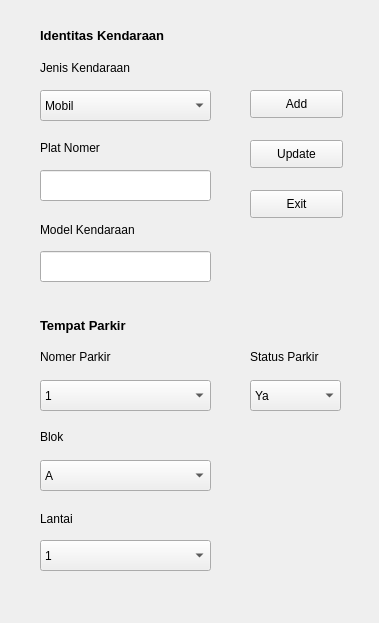
Qt form FrmDataKen.ui (FarchanS/PBE-kel5-apartment) before a commit.
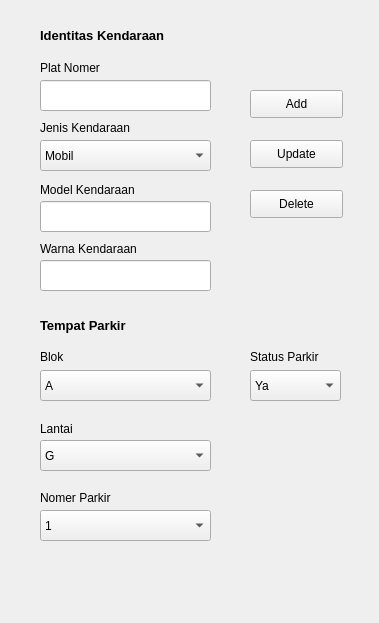
The same form after that commit.

Commit message: add warna n re-arrange position of field

The edit to the form file:
```diff
--- a/FrmDataKen.ui
+++ b/FrmDataKen.ui
@@ -17,7 +17,7 @@
    <property name="geometry">
     <rect>
      <x>40</x>
-     <y>170</y>
+     <y>80</y>
      <width>171</width>
      <height>31</height>
     </rect>
@@ -27,7 +27,7 @@
    <property name="geometry">
     <rect>
      <x>40</x>
-     <y>251</y>
+     <y>201</y>
      <width>171</width>
      <height>31</height>
     </rect>
@@ -56,14 +56,14 @@
     </rect>
    </property>
    <property name="text">
-    <string>Exit</string>
+    <string>Delete</string>
    </property>
   </widget>
   <widget class="QLabel" name="label">
    <property name="geometry">
     <rect>
      <x>40</x>
-     <y>60</y>
+     <y>120</y>
      <width>101</width>
      <height>16</height>
     </rect>
@@ -76,7 +76,7 @@
    <property name="geometry">
     <rect>
      <x>40</x>
-     <y>140</y>
+     <y>60</y>
      <width>101</width>
      <height>16</height>
     </rect>
@@ -89,7 +89,7 @@
    <property name="geometry">
     <rect>
      <x>40</x>
-     <y>220</y>
+     <y>180</y>
      <width>121</width>
      <height>20</height>
     </rect>
@@ -102,7 +102,7 @@
    <property name="geometry">
     <rect>
      <x>40</x>
-     <y>509</y>
+     <y>419</y>
      <width>121</width>
      <height>20</height>
     </rect>
@@ -115,7 +115,7 @@
    <property name="geometry">
     <rect>
      <x>40</x>
-     <y>429</y>
+     <y>349</y>
      <width>101</width>
      <height>16</height>
     </rect>
@@ -128,7 +128,7 @@
    <property name="geometry">
     <rect>
      <x>40</x>
-     <y>349</y>
+     <y>490</y>
      <width>101</width>
      <height>16</height>
     </rect>
@@ -167,7 +167,7 @@
    <property name="geometry">
     <rect>
      <x>40</x>
-     <y>90</y>
+     <y>140</y>
      <width>171</width>
      <height>31</height>
     </rect>
@@ -200,7 +200,7 @@
    <property name="geometry">
     <rect>
      <x>40</x>
-     <y>380</y>
+     <y>510</y>
      <width>171</width>
      <height>31</height>
     </rect>
@@ -260,7 +260,7 @@
    <property name="geometry">
     <rect>
      <x>40</x>
-     <y>460</y>
+     <y>370</y>
      <width>171</width>
      <height>31</height>
     </rect>
@@ -300,14 +300,14 @@
    <property name="geometry">
     <rect>
      <x>40</x>
-     <y>540</y>
+     <y>440</y>
      <width>171</width>
      <height>31</height>
     </rect>
    </property>
    <item>
     <property name="text">
-     <string>1</string>
+     <string>G</string>
     </property>
    </item>
    <item>
@@ -338,7 +338,7 @@
    <property name="geometry">
     <rect>
      <x>250</x>
-     <y>380</y>
+     <y>370</y>
      <width>91</width>
      <height>31</height>
     </rect>
@@ -354,6 +354,29 @@
     </property>
    </item>
   </widget>
+  <widget class="QLabel" name="label_8">
+   <property name="geometry">
+    <rect>
+     <x>40</x>
+     <y>239</y>
+     <width>121</width>
+     <height>20</height>
+    </rect>
+   </property>
+   <property name="text">
+    <string>Warna Kendaraan</string>
+   </property>
+  </widget>
+  <widget class="QLineEdit" name="line_modelken_2">
+   <property name="geometry">
+    <rect>
+     <x>40</x>
+     <y>260</y>
+     <width>171</width>
+     <height>31</height>
+    </rect>
+   </property>
+  </widget>
  </widget>
  <resources/>
  <connections/>
```
Left out of the diff: 6 changed lines with no effect on the pictures. The commit also changes 1 other file.
